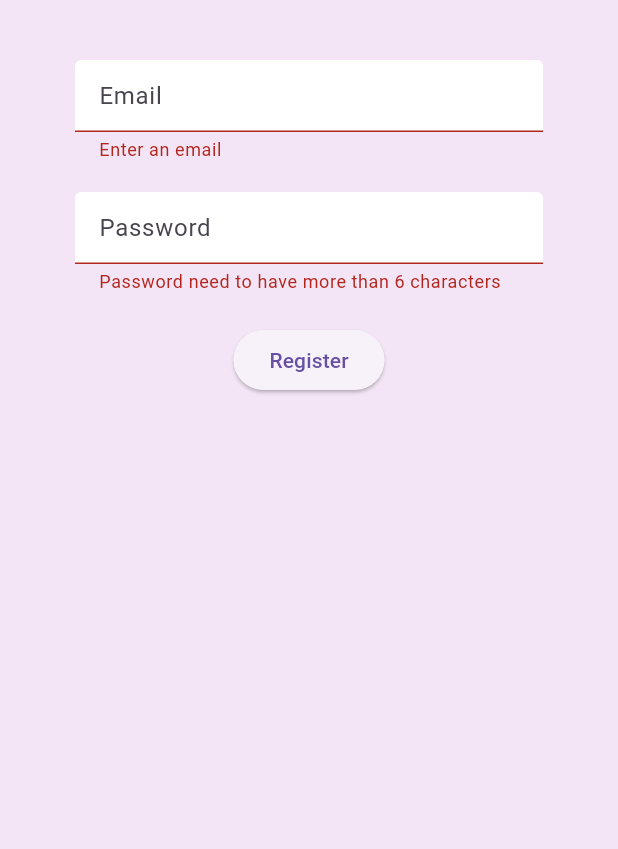
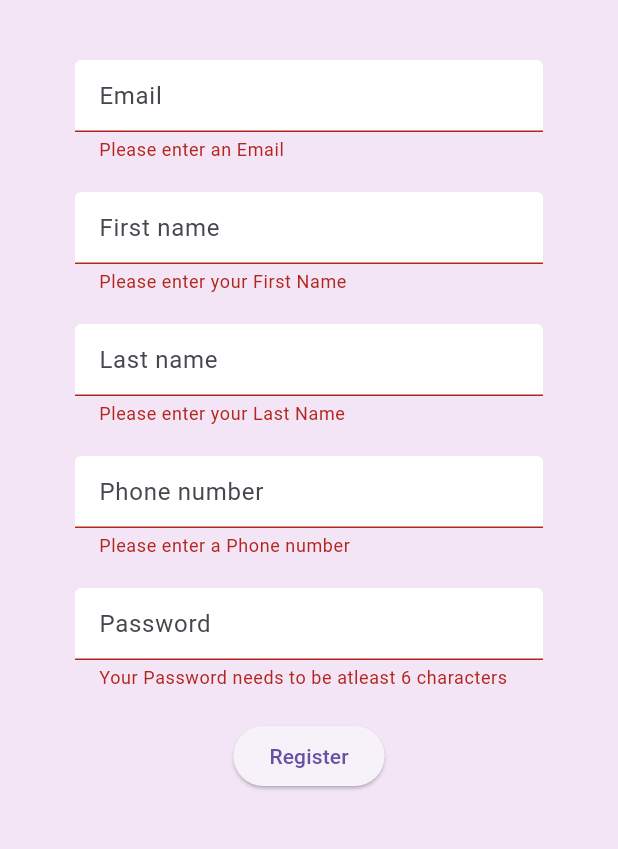
Before and after one commit to mnymkz/Winetopia, a Flutter app: the Register screen opened directly with empty values, after a tap on "Register", on a phone screen of 412 x 824 dp, the part 84-933 px from its top. Run offline on Flutter 3.47's test engine with Material 3 defaults, Android fonts, the phone set to English and light mode, and no system bars; our stand-ins replace cloud_firestore, firebase_auth, firebase_core, flutter_spinkit; accounts and stored records are empty; network calls fail.

Commit message:
feat: adjusted registration form to match schema
registration form now appends to new document in firestore database:
email, fname, lname, phone, tokens (automatically set)
initial token value set to 0

```diff
--- a/lib/screens/authenticate/register.dart
+++ b/lib/screens/authenticate/register.dart
@@ -1,6 +1,7 @@
 import 'package:flutter/foundation.dart';
 import 'package:flutter/widgets.dart';
 import 'package:flutter/material.dart';
+import 'package:flutter/services.dart';
 import 'package:winetopia/services/auth.dart';
 import 'package:winetopia/shared/constants.dart';
 import 'package:winetopia/shared/loading.dart';
@@ -27,6 +28,9 @@ class _RegisterState extends State<Register> {
   //text field state
   String email = '';
   String password = '';
+  String fname = '';
+  String lname = '';
+  String phone = '';
   String error = '';
 
   @override
@@ -58,7 +62,7 @@ class _RegisterState extends State<Register> {
               SizedBox(height: 20.0,),
               TextFormField(
                 decoration: textImportDecoration.copyWith(hintText: 'Email'), //details in shared/constants.dart
-                validator:(val) => val!.isEmpty ? 'Enter an email' : null,
+                validator:(val) => val!.isEmpty ? 'Please enter an Email' : null,
                 //every time the text field in the form have a change, this function is triggered
                 onChanged: (val){
                   setState(() {
@@ -68,9 +72,43 @@ class _RegisterState extends State<Register> {
               ),
               SizedBox(height: 20.0,),
               TextFormField(
+                decoration: textImportDecoration.copyWith(hintText: 'First name'),
+                validator:(val) => val!.isEmpty ? 'Please enter your First Name' : null,
+                onChanged: (val){
+                  setState(() {
+                    fname = val;
+                  });
+                },
+              ),
+              SizedBox(height: 20.0,),
+              TextFormField(
+                decoration: textImportDecoration.copyWith(hintText: 'Last name'),
+                validator:(val) => val!.isEmpty ? 'Please enter your Last Name' : null,
+                onChanged: (val){
+                  setState(() {
+                    lname = val;
+                  });
+                },
+              ),
+              SizedBox(height: 20.0,),
+              TextFormField(
+                decoration: textImportDecoration.copyWith(hintText: 'Phone number'),
+                keyboardType: TextInputType.phone,
+                inputFormatters: <TextInputFormatter>[
+                  FilteringTextInputFormatter.digitsOnly
+                ],
+                validator:(val) => val!.isEmpty ? 'Please enter a Phone number' : null,
+                onChanged: (val){
+                  setState(() {
+                    phone = val;
+                  });
+                },
+              ),
+              SizedBox(height: 20.0,),
+              TextFormField(
                 decoration: textImportDecoration.copyWith(hintText: 'Password'),
                 obscureText: true, //hiding the text (for password)
-                validator:(val) => val!.length < 6 ? 'Password need to have more than 6 characters' : null,
+                validator:(val) => val!.length < 6 ? 'Your Password needs to be atleast 6 characters' : null,
                 onChanged: (val){
                   setState(() {
                     password = val;
@@ -87,7 +125,7 @@ class _RegisterState extends State<Register> {
                     setState(() {
                       loading = true;
                     });
-                    dynamic result = await _auth.resigterWithEmailAndPassword(email, password);
+                    dynamic result = await _auth.resigterWithEmailAndPassword(email, password, fname, lname, phone);
                     if(result == null){
                       //handling error from firebase response
                       //for more error type, plz visit: https://firebase.google.com/docs/auth/admin/errors
--- a/lib/screens/authenticate/sign_in.dart
+++ b/lib/screens/authenticate/sign_in.dart
@@ -105,7 +105,7 @@ class _SignInState extends State<SignIn> {
 
                   //for sign in as a guess, might remove this button latter on
                   ElevatedButton(
-                    child: Text('Sign in as guess'),
+                    child: Text('Sign in as guest'),
                     onPressed: () async {
                       dynamic result = await _auth.signInAnon(); //using dynamic type because it could be user of firebase type or null (see auth.dart)
                       if(result == null)
--- a/lib/services/auth.dart
+++ b/lib/services/auth.dart
@@ -50,13 +50,13 @@ class AuthService {
   }
 
   //register with email and password
-  Future resigterWithEmailAndPassword(String email, String password) async{
+  Future resigterWithEmailAndPassword(String email, String password, String fname, String lname, String phone) async{
     try {
       UserCredential result = await _auth.createUserWithEmailAndPassword(email: email, password: password);
       User? user = result.user;
 
       //create a new document for the user with the uid
-      await DataBaseService(uid: user!.uid).updateUserData('tester', 'fromFlutter', 10);
+      await DataBaseService(uid: user!.uid).updateUserData(email, fname, lname, phone, 0);
 
       return _userFromFirebaseUser(user);//return the Winetopia user create by Firebase user intance
     } on FirebaseAuthException catch (e) {
--- a/lib/services/database.dart
+++ b/lib/services/database.dart
@@ -9,10 +9,12 @@ class DataBaseService{
   //collection reference
   final CollectionReference attendee = FirebaseFirestore.instance.collection('attendee');
 
-  Future updateUserData(String fname, String lname, int tokenAmount) async{
+  Future updateUserData(String email, String fname, String lname, String phone, int tokenAmount) async{
     return await attendee.doc(uid).set({
+      'email' : email,
       'fname' : fname,
       'lname' : lname,
+      'phone' : phone,
       'tokenAmount' : tokenAmount,
     });
   }
```
